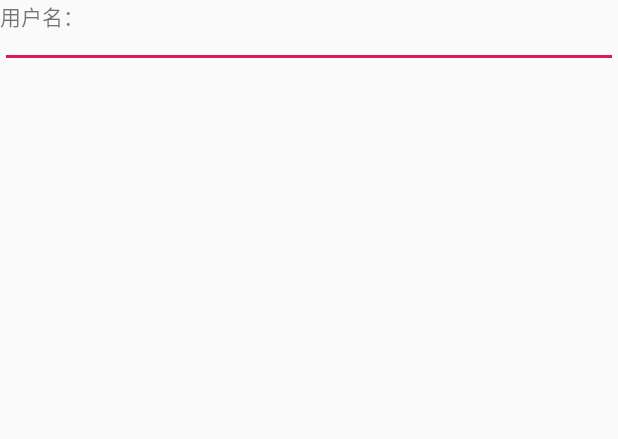
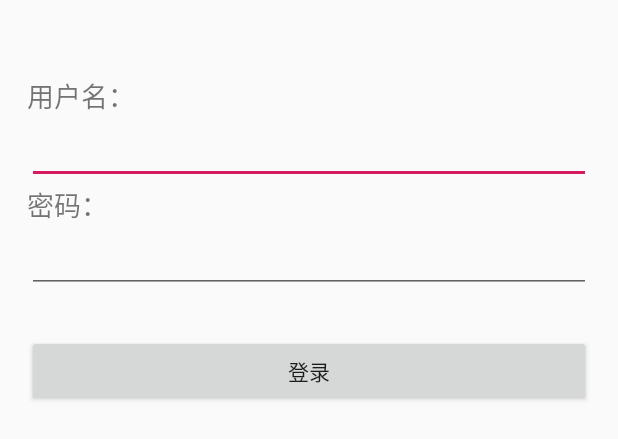
Before and after one commit to Boom618/Voogla, an Android app: the layout activity_login_voogla.xml on its own in the app's theme, with its tools: preview values and no code run, on a phone screen of 412 x 824 dp. Shown: the top 439 px of the screen. Run offline under Robolectric (Android 15) with nearby library versions, the phone set to English and light mode, and no system bars.

Commit message:
主页
1、主页

```diff
--- a/app/src/main/AndroidManifest.xml
+++ b/app/src/main/AndroidManifest.xml
@@ -12,6 +12,7 @@
             android:label="@string/app_name"
             android:roundIcon="@mipmap/ic_launcher_round"
             android:supportsRtl="true"
+            android:name=".base.MainApp"
             android:theme="@style/AppTheme">
         <activity
                 android:name=".ui.activity.LoginActivity"
@@ -22,7 +23,8 @@
                 <category android:name="android.intent.category.LAUNCHER"/>
             </intent-filter>
         </activity>
-        <activity android:name=".ui.MainActivity"/>
+        <activity android:name=".ui.activity.MainActivity"/>
+        <activity android:name=".ui.activity.BoxLinkActivity"/>
     </application>
 
 </manifest>
--- a/app/src/main/java/com/ty/voogla/base/MainApp.java
+++ b/app/src/main/java/com/ty/voogla/base/MainApp.java
@@ -33,7 +33,7 @@ public class MainApp extends Application {
     @Override
     public void onCreate() {
         super.onCreate();
-        context = this;
+        context = getApplicationContext();
 
         mCache = ACache.get(context);
         // 日志 logger 库
@@ -48,9 +48,6 @@ public class MainApp extends Application {
             return;
         }
         LeakCanary.install(this);
-
-        // ObjectBox
-        //boxStore = MyObjectBox.builder().androidContext(this).build();
 
         initHttp();
     }
--- a/app/src/main/res/layout/activity_login_voogla.xml
+++ b/app/src/main/res/layout/activity_login_voogla.xml
@@ -11,18 +11,53 @@
              android:id="@+id/top"/>
 
     <TextView
+            android:layout_marginTop="50dp"
             android:id="@+id/tv_user_name"
             android:text="用户名："
-            app:layout_constraintTop_toBottomOf="@+id/top"
+            android:layout_marginStart="18dp"
+            android:textSize="18sp"
+            app:layout_constraintTop_toTopOf="parent"
+            app:layout_constraintLeft_toLeftOf="parent"
             android:layout_width="wrap_content"
             android:layout_height="wrap_content"/>
 
     <EditText android:layout_width="match_parent"
               android:id="@+id/et_user_name"
-              app:layout_constraintTop_toBottomOf="@+id/top"
+              android:layout_marginStart="18dp"
+              app:layout_constraintRight_toRightOf="parent"
+              app:layout_constraintTop_toBottomOf="@+id/tv_user_name"
               android:inputType="phone"
+              android:layout_marginEnd="18dp"
+              android:layout_height="wrap_content"
+              app:layout_constraintStart_toEndOf="@+id/tv_user_name"
+              app:layout_constraintVertical_bias="0.5"/>
+
+    <TextView
+            android:id="@+id/tv_user_pass"
+            android:text="密码："
+            android:layout_marginStart="18dp"
+            android:textSize="18sp"
+            app:layout_constraintTop_toBottomOf="@+id/et_user_name"
+            app:layout_constraintLeft_toLeftOf="parent"
+            android:layout_width="match_parent"
+            android:layout_height="wrap_content"/>
+
+    <EditText android:layout_width="match_parent"
+              android:id="@+id/et_user_pass"
+              android:layout_marginEnd="18dp"
+              android:layout_marginStart="18dp"
+              app:layout_constraintRight_toRightOf="parent"
+              app:layout_constraintTop_toBottomOf="@+id/tv_user_pass"
+              android:inputType="textPassword"
               android:layout_height="wrap_content"/>
 
-
+    <Button android:layout_width="match_parent"
+            android:id="@+id/login"
+            android:text="登录"
+            android:layout_marginStart="18dp"
+            android:layout_marginEnd="18dp"
+            android:layout_marginTop="28dp"
+            app:layout_constraintTop_toBottomOf="@+id/et_user_pass"
+            android:layout_height="wrap_content"/>
 
 </android.support.constraint.ConstraintLayout>
```
Also changed, not shown: app/src/main/java/com/ty/voogla/mvp/contract/VooglaContract.java (+10 -1 lines), app/src/main/java/com/ty/voogla/mvp/presenter/VooglaPresenter.java (+10 -4 lines), app/src/main/java/com/ty/voogla/net/SessionInterceptor.java (+6 -6 lines), app/src/main/java/com/ty/voogla/ui/MainActivity.java (deleted, +0 -31 lines), app/src/main/java/com/ty/voogla/ui/activity/BoxLinkActivity.java (added, +48 -0 lines), app/src/main/java/com/ty/voogla/ui/activity/LoginActivity.java (+40 -1 lines), app/src/main/java/com/ty/voogla/ui/activity/MainActivity.java (added, +54 -0 lines), app/src/main/java/com/ty/voogla/util/ToastUtil.java (added, +13 -0 lines), app/src/main/res/layout/activity_main.xml (added, +33 -0 lines).
